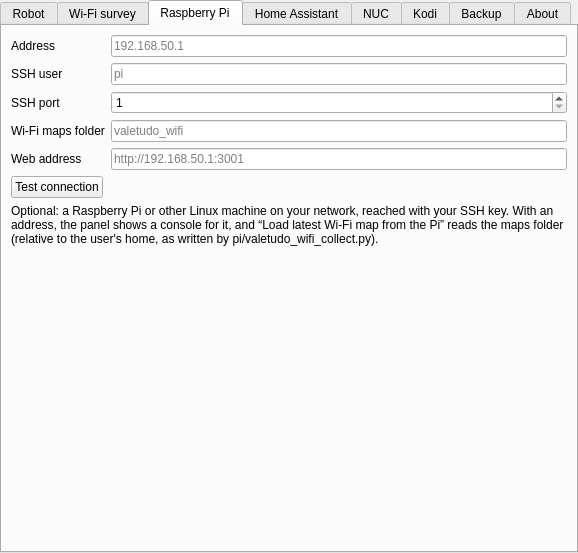
Old version of the form valetudo_qgis/ui/settings_page.ui in the repository sylsta/homeqgis.
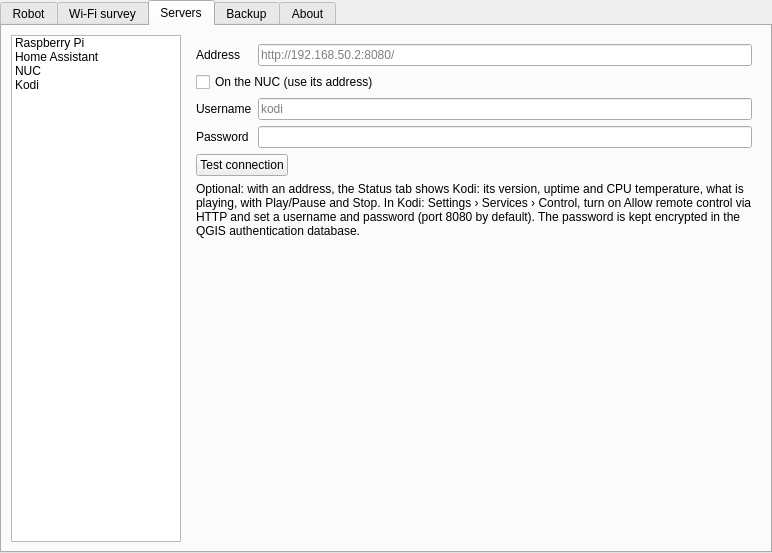
New version of the form. The open tabs and pages were chosen to show the change. Custom widgets are drawn as their Qt base class.

Commit message: Settings: one Servers tab (Raspberry Pi, Home Assistant, NUC, Kodi), list on the left

```diff
--- a/valetudo_qgis/ui/settings_page.ui
+++ b/valetudo_qgis/ui/settings_page.ui
@@ -507,8 +507,48 @@
      </widget>
      <widget class="QWidget" name="tab_pi">
       <attribute name="title">
+       <string>Servers</string>
+      </attribute>
+      <layout class="QHBoxLayout" name="servers_layout" stretch="0,1">
+       <item>
+        <widget class="QListWidget" name="list_servers">
+         <property name="maximumSize">
+          <size>
+           <width>170</width>
+           <height>16777215</height>
+          </size>
+         </property>
+         <property name="iconSize">
+          <size>
+           <width>20</width>
+           <height>20</height>
+          </size>
+         </property>
+         <item>
+          <property name="text">
        <string>Raspberry Pi</string>
-      </attribute>
+          </property>
+         </item>
+         <item>
+          <property name="text">
+           <string>Home Assistant</string>
+          </property>
+         </item>
+         <item>
+          <property name="text">
+           <string>NUC</string>
+          </property>
+         </item>
+         <item>
+          <property name="text">
+           <string>Kodi</string>
+          </property>
+         </item>
+        </widget>
+       </item>
+       <item>
+        <widget class="QStackedWidget" name="servers_stack">
+         <widget class="QWidget" name="page_pi">
       <layout class="QFormLayout" name="pi_form">
        <property name="fieldGrowthPolicy">
         <enum>QFormLayout::AllNonFixedFieldsGrow</enum>
@@ -619,10 +659,7 @@
        </item>
       </layout>
      </widget>
-     <widget class="QWidget" name="tab_ha">
-      <attribute name="title">
-       <string>Home Assistant</string>
-      </attribute>
+         <widget class="QWidget" name="page_ha">
       <layout class="QFormLayout" name="ha_form">
        <property name="fieldGrowthPolicy">
         <enum>QFormLayout::AllNonFixedFieldsGrow</enum>
@@ -799,10 +836,7 @@
        </item>
       </layout>
      </widget>
-     <widget class="QWidget" name="tab_nuc">
-      <attribute name="title">
-       <string>NUC</string>
-      </attribute>
+         <widget class="QWidget" name="page_nuc">
       <layout class="QFormLayout" name="nuc_form">
        <property name="fieldGrowthPolicy">
         <enum>QFormLayout::AllNonFixedFieldsGrow</enum>
@@ -909,10 +943,7 @@
        </item>
       </layout>
      </widget>
-     <widget class="QWidget" name="tab_kodi">
-      <attribute name="title">
-       <string>Kodi</string>
-      </attribute>
+         <widget class="QWidget" name="page_kodi">
       <layout class="QFormLayout" name="kodi_form">
        <property name="fieldGrowthPolicy">
         <enum>QFormLayout::AllNonFixedFieldsGrow</enum>
@@ -995,6 +1026,10 @@
          <property name="text">
           <string>Optional: with an address, the Status tab shows Kodi: its version, uptime and CPU temperature, what is playing, with Play/Pause and Stop. In Kodi: Settings › Services › Control, turn on Allow remote control via HTTP and set a username and password (port 8080 by default). The password is kept encrypted in the QGIS authentication database.</string>
          </property>
+            </widget>
+           </item>
+          </layout>
+         </widget>
         </widget>
        </item>
       </layout>
```
Left out of the diff: 2 changed lines with no effect on the pictures. Lines whose indentation alone changed are shown as unchanged. The commit also changes 2 other files.
